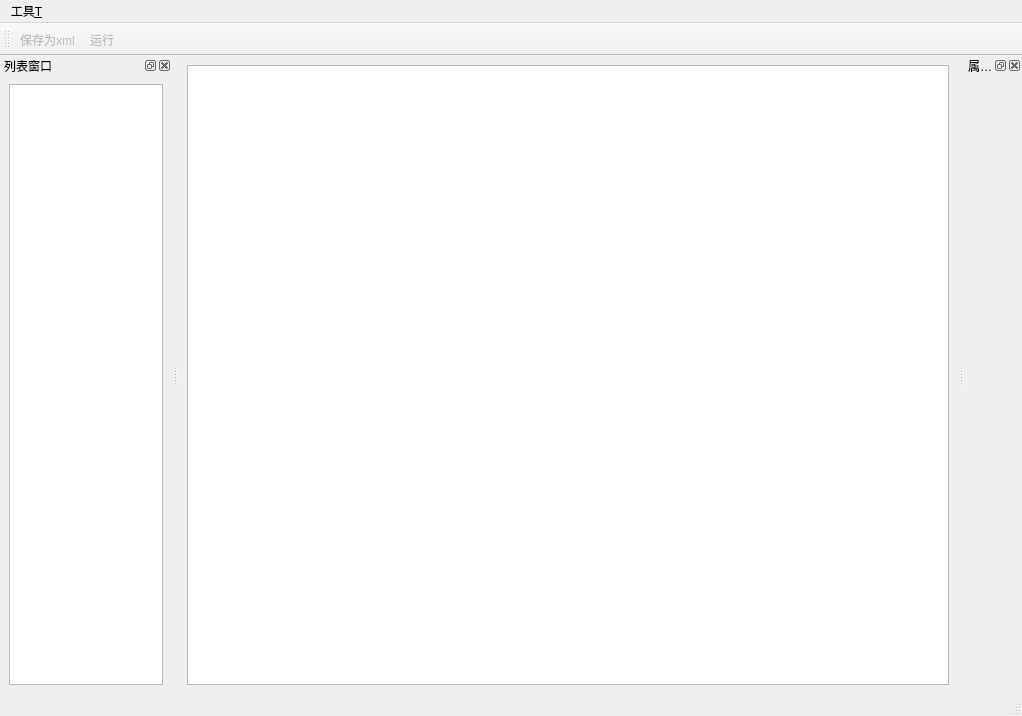
Before: the Qt Designer form prototype_v0906/RadarPrototype/mainwindow_radar.ui in Tangzixia/Digital-Prototype, drawn with Qt 5.
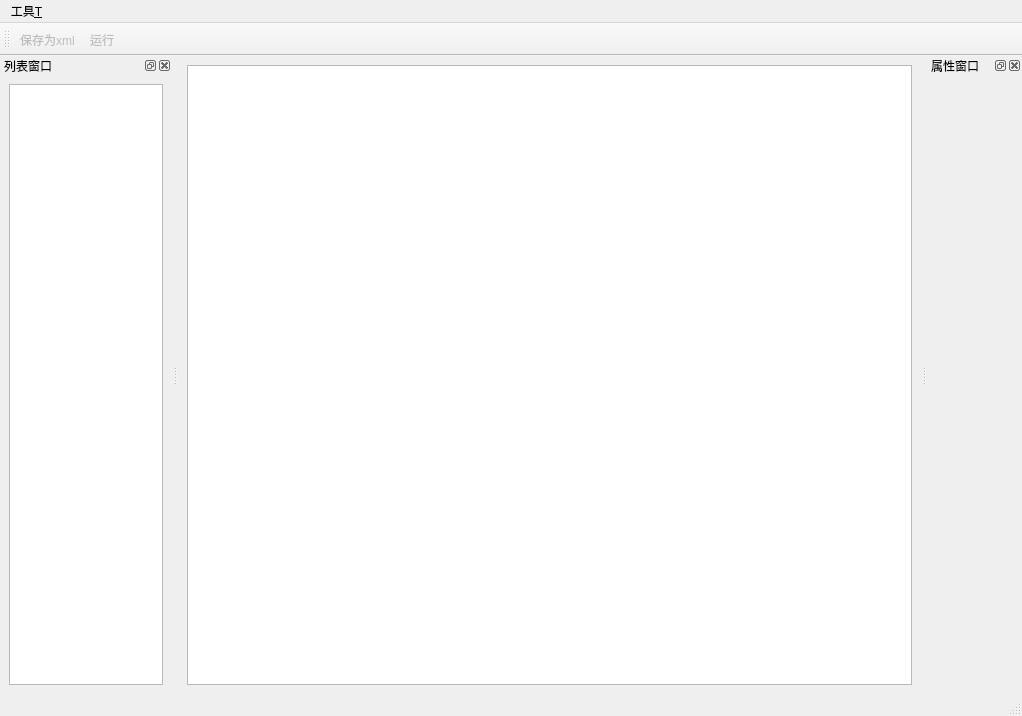
After: the same form once the commit is applied. Icons and pictures are not drawn. Custom widgets are drawn as their Qt base class.

What changed in the file:
```diff
--- a/prototype_v0906/RadarPrototype/mainwindow_radar.ui
+++ b/prototype_v0906/RadarPrototype/mainwindow_radar.ui
@@ -17,8 +17,8 @@
    <string>编辑雷达</string>
   </property>
   <widget class="QWidget" name="centralwidget">
-   <layout class="QGridLayout" name="gridLayout">
-    <item row="0" column="0">
+   <layout class="QVBoxLayout" name="verticalLayout">
+    <item>
      <widget class="QGraphicsView" name="graphicsView">
       <property name="styleSheet">
        <string notr="true"/>
@@ -141,6 +141,25 @@
    <addaction name="actionRunRadar"/>
   </widget>
   <widget class="QDockWidget" name="dockWidget">
+   <property name="sizePolicy">
+    <sizepolicy hsizetype="Minimum" vsizetype="Minimum">
+     <horstretch>0</horstretch>
+     <verstretch>0</verstretch>
+    </sizepolicy>
+   </property>
+   <property name="minimumSize">
+    <size>
+     <width>95</width>
+     <height>111</height>
+    </size>
+   </property>
+   <property name="windowIcon">
+    <iconset resource="../Res/res.qrc">
+     <normaloff>:/img/propertyDockIcon.png</normaloff>:/img/propertyDockIcon.png</iconset>
+   </property>
+   <property name="features">
+    <set>QDockWidget::AllDockWidgetFeatures</set>
+   </property>
    <property name="windowTitle">
     <string>属性窗口</string>
    </property>
@@ -148,7 +167,7 @@
     <number>2</number>
    </attribute>
    <widget class="QWidget" name="dockWidgetContents_2">
-    <layout class="QFormLayout" name="formLayout"/>
+    <layout class="QVBoxLayout" name="verticalLayout_2"/>
    </widget>
   </widget>
   <action name="actionCom_list">
```
Left out of the diff: 35 changed lines with no effect on the pictures.
